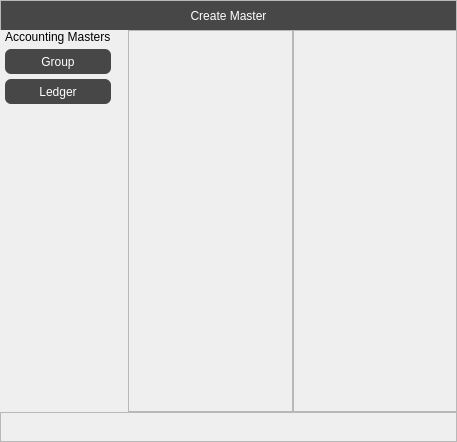
Above: Resources/Ui/CreateMasterList.ui from Darshitjivani/MBAS before the change. Below: the same form after it.
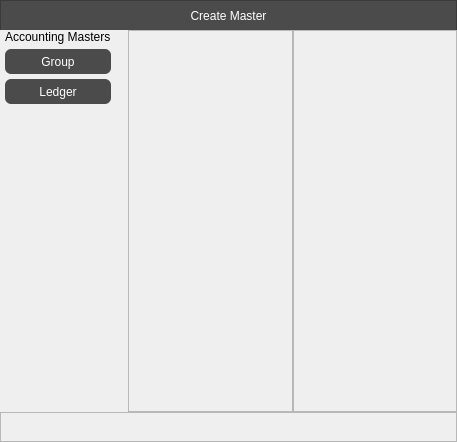
That is the form after the change.

Diff of the .ui file:
```diff
--- a/Resources/Ui/CreateMasterList.ui
+++ b/Resources/Ui/CreateMasterList.ui
@@ -14,6 +14,9 @@
    <string>MainWindow</string>
   </property>
   <widget class="QWidget" name="centralwidget">
+   <property name="styleSheet">
+    <string notr="true"/>
+   </property>
    <layout class="QGridLayout" name="gridLayout">
     <property name="leftMargin">
      <number>0</number>
@@ -39,7 +42,9 @@
        </size>
       </property>
       <property name="styleSheet">
-       <string notr="true">font: 10pt &quot;Sitka Text&quot;;
+       <string notr="true">background-color: rgb(75,75,75);
+color: rgb(255, 255, 255);
+font: 75 10pt &quot;Sitka Small&quot;;
 
 </string>
       </property>
@@ -80,9 +85,7 @@
           </size>
          </property>
          <property name="styleSheet">
-          <string notr="true">background-color: rgb(71, 71, 71);
-color: rgb(255, 255, 255);
-</string>
+          <string notr="true"/>
          </property>
          <property name="text">
           <string>Create Master</string>
@@ -114,7 +117,7 @@
 
 	font: 75 10pt &quot;Sitka Small&quot;;
 border-radius:06px;
-background-color: rgb(71, 71, 71);
+background-color: rgb(75,75,75);
 color: rgb(255, 255, 255);
 
 
```
